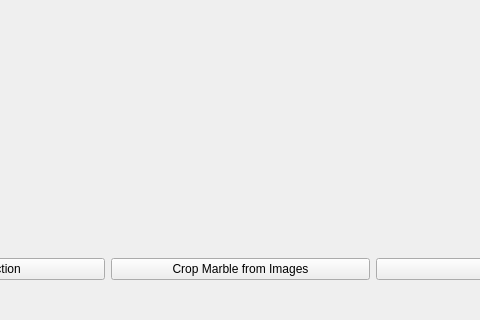
Before: the Qt Designer form RTIe/RTIe_builder/system_ui.ui in Super-SaiyanSandwich/ECMM427, drawn with Qt 5; both pictures show x 437 to 917 and y 629 to 949 of the 1090 by 949 pixel window.
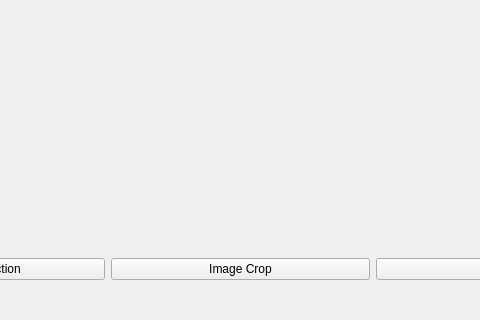
After: the same form once the commit is applied. Icons and pictures are not drawn. Custom widgets are drawn as their Qt base class.

The edit to the form file:
```diff
--- a/RTIe/RTIe_builder/system_ui.ui
+++ b/RTIe/RTIe_builder/system_ui.ui
@@ -135,7 +135,7 @@
             </sizepolicy>
            </property>
            <property name="text">
-            <string>Crop Marble from Images</string>
+            <string>Image Crop</string>
            </property>
           </widget>
          </item>
```
Left out of the diff: 2 changed lines with no effect on the pictures.
